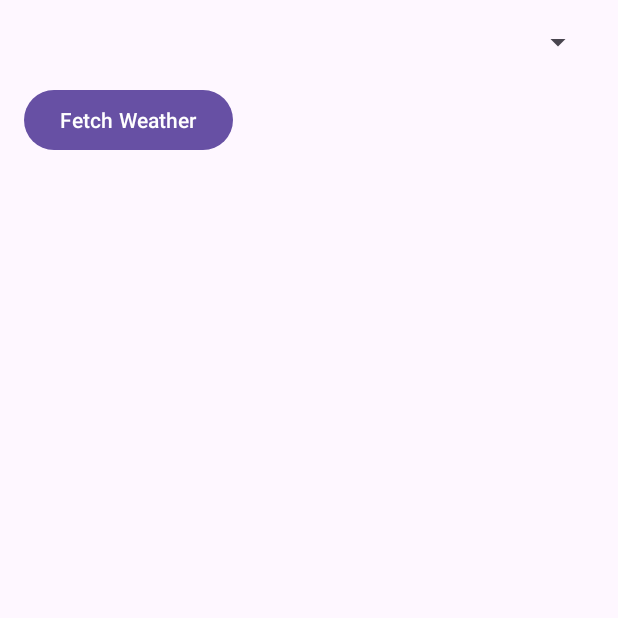
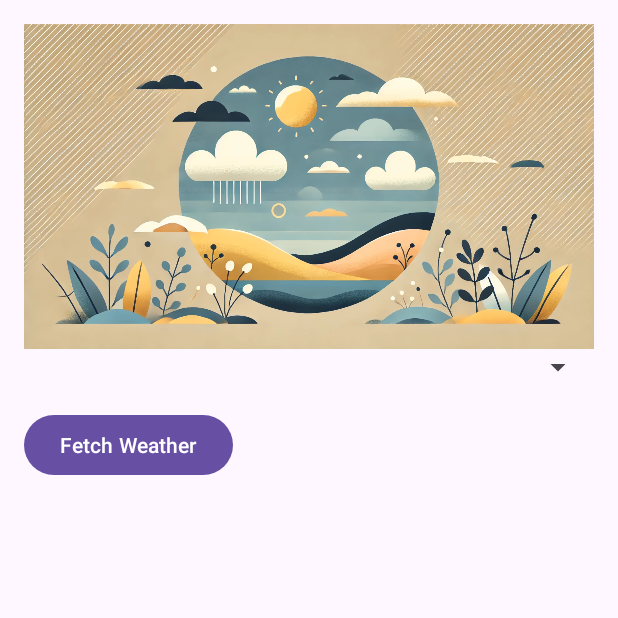
Before and after one commit to artur300/WeatherApp, an Android app: the screen it shows after launch (WeatherMainActivity), on a phone screen of 412 x 824 dp, the top half of it. Run offline under Robolectric (Android 15) with nearby library versions, the phone set to English and light mode, and no system bars; our stand-ins replace Dagger/Hilt's generated code, Room's generated code; pictures from the network do not load.

Commit message:
with pictures

```diff
--- a/app/src/main/res/layout/layout_weather_fragment.xml
+++ b/app/src/main/res/layout/layout_weather_fragment.xml
@@ -9,6 +9,16 @@
         android:layout_width="match_parent"
         android:layout_height="wrap_content"
         android:orientation="vertical">
+
+        <ImageView
+            android:id="@+id/weatherBackground"
+            android:layout_width="match_parent"
+            android:layout_height="match_parent"
+            android:scaleType="centerCrop"
+            android:src="@drawable/def"
+            android:contentDescription="@string/weather_background"
+            android:visibility="visible"
+            android:adjustViewBounds="true"/>
 
         <Spinner
             android:id="@+id/spinner_country"
--- a/app/src/main/res/values/strings.xml
+++ b/app/src/main/res/values/strings.xml
@@ -22,4 +22,5 @@
     <string name="city">City:</string>
     <string name="country">Country:</string>
     <string name="weather_icon">icon</string>
+    <string name="weather_background">Weather backround</string>
 </resources>
```
Also changed, not shown: app/src/main/java/com/example/weatherApp/helper_classes/WeatherBackgroundProvider.kt (added, +19 -0 lines), app/src/main/java/com/example/weatherApp/weather_user_interface/Fragment.kt (+8 -0 lines), app/src/main/res/drawable/cloudy.webp (added), app/src/main/res/drawable/def.webp (added), app/src/main/res/drawable/fog.webp (added), app/src/main/res/drawable/rain.webp (added), app/src/main/res/drawable/snow.webp (added), app/src/main/res/drawable/sunny.webp (added), app/src/main/res/drawable/thunder.webp (added).
